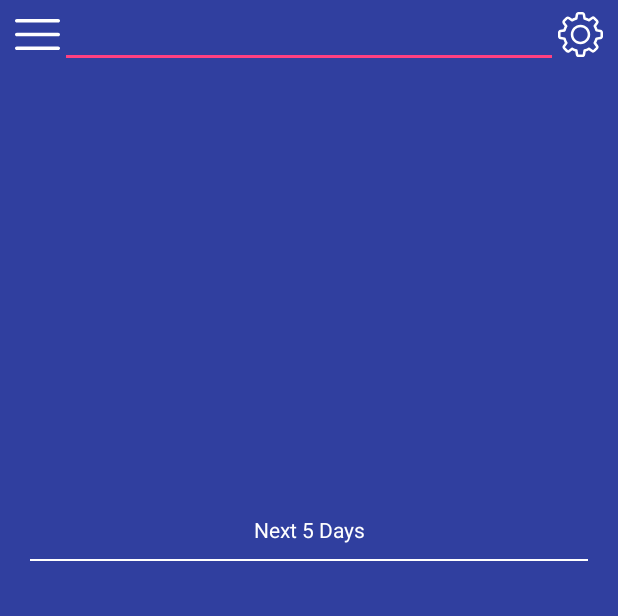
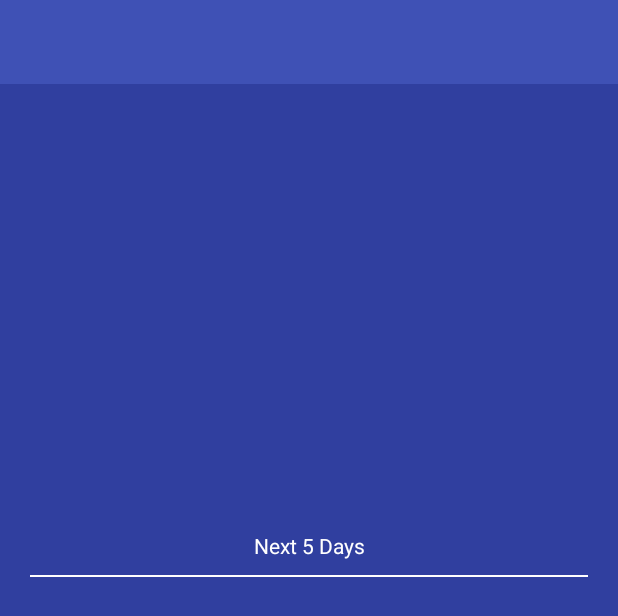
Before and after one commit to GalaxyLion/WeatherApp, an Android app: the layout activity_main.xml on its own in the app's theme, with its tools: preview values and no code run, on a phone screen of 412 x 824 dp. Shown: the top 616 px of the screen. Run offline under Robolectric (Android 15) with nearby library versions, the phone set to English and light mode, and no system bars.

```diff
--- a/app/src/main/res/drawable/ic_menu.xml
+++ b/app/src/main/res/drawable/ic_menu.xml
@@ -1,15 +1,9 @@
 <vector xmlns:android="http://schemas.android.com/apk/res/android"
-    android:width="512dp"
-    android:height="512dp"
-    android:viewportWidth="512"
-    android:viewportHeight="512">
+    android:width="24dp"
+    android:height="24dp"
+    android:viewportWidth="24"
+    android:viewportHeight="24">
   <path
-      android:pathData="M491.318,235.318H20.682C9.26,235.318 0,244.577 0,256s9.26,20.682 20.682,20.682h470.636c11.423,0 20.682,-9.259 20.682,-20.682C512,244.578 502.741,235.318 491.318,235.318z"
-      android:fillColor="#FFFFFF"/>
-  <path
-      android:pathData="M491.318,78.439H20.682C9.26,78.439 0,87.699 0,99.121c0,11.422 9.26,20.682 20.682,20.682h470.636c11.423,0 20.682,-9.26 20.682,-20.682C512,87.699 502.741,78.439 491.318,78.439z"
-      android:fillColor="#FFFFFF"/>
-  <path
-      android:pathData="M491.318,392.197H20.682C9.26,392.197 0,401.456 0,412.879s9.26,20.682 20.682,20.682h470.636c11.423,0 20.682,-9.259 20.682,-20.682S502.741,392.197 491.318,392.197z"
-      android:fillColor="#FFFFFF"/>
+      android:fillColor="#FFFFFF"
+      android:pathData="M3,18h18v-2L3,16v2zM3,13h18v-2L3,11v2zM3,6v2h18L21,6L3,6z"/>
 </vector>
--- a/app/src/main/res/layout/activity_main.xml
+++ b/app/src/main/res/layout/activity_main.xml
@@ -13,56 +13,16 @@
         android:background="@color/colorPrimaryDark"
         tools:context=".WeatherActivity">
 
-        <FrameLayout
-            android:id="@+id/menu_btn"
-            android:layout_width="0dp"
-            android:layout_height="wrap_content"
-            app:layout_constraintBottom_toBottomOf="@id/search"
-            app:layout_constraintEnd_toStartOf="@id/search"
-            app:layout_constraintTop_toTopOf="parent">
+        <include
+            android:id="@+id/toolbar"
+            layout="@layout/toolbar" />
 
-            <ImageView
-                android:id="@+id/menu_icon"
-                android:layout_width="30dp"
-                android:layout_height="30dp"
-                android:src="@drawable/ic_menu" />
-
-        </FrameLayout>
-
-        <EditText
-            android:id="@+id/search"
-            android:layout_width="0dp"
-            android:layout_height="wrap_content"
-            android:layout_marginEnd="40dp"
-            android:layout_marginStart="40dp"
-            android:inputType="text"
-            android:maxLines="1"
-            android:textColor="@color/colorWhite"
-            app:layout_constraintEnd_toEndOf="parent"
-            app:layout_constraintStart_toStartOf="parent"
-            app:layout_constraintTop_toTopOf="parent" />
-
-        <FrameLayout
-            android:id="@+id/settings_btn"
-            android:layout_width="0dp"
-            android:layout_height="wrap_content"
-            app:layout_constraintBottom_toBottomOf="@id/search"
-            app:layout_constraintStart_toEndOf="@id/search"
-            app:layout_constraintTop_toTopOf="parent">
-
-            <ImageView
-                android:id="@+id/settings_icon"
-                android:layout_width="30dp"
-                android:layout_height="30dp"
-                android:src="@drawable/ic_settings" />
-
-        </FrameLayout>
 
         <android.support.constraint.ConstraintLayout
             android:id="@+id/search_result"
             android:layout_width="match_parent"
             android:layout_height="wrap_content"
-            app:layout_constraintTop_toBottomOf="@+id/search">
+            app:layout_constraintTop_toBottomOf="@+id/toolbar">
 
             <ImageView
                 android:id="@+id/image_weather"
@@ -239,28 +199,41 @@
 
     <android.support.design.widget.NavigationView
         android:id="@+id/navigation_view"
-        android:layout_width="300dp"
+        android:layout_width="wrap_content"
         android:layout_height="match_parent"
         android:layout_gravity="start"
         android:background="@color/colorDarkSlateGray">
 
+        <android.support.constraint.ConstraintLayout
+            android:layout_width="match_parent"
+            android:layout_height="match_parent">
 
             <android.support.v7.widget.RecyclerView
                 android:id="@+id/cities"
-            android:layout_width="match_parent"
-            android:layout_height="match_parent"
+                android:layout_width="0dp"
+                android:layout_height="0dp"
                 android:scrollbars="vertical"
-            app:layout_constraintBottom_toTopOf="@+id/add_location_btn" />
+                app:layout_constraintBottom_toTopOf="@id/add_location_btn"
+                app:layout_constraintStart_toStartOf="parent"
+                app:layout_constraintEnd_toEndOf="parent"
+                app:layout_constraintTop_toTopOf="parent"
+                android:clipToPadding="false"
+                android:padding="@dimen/item_offset"
+                />
+
 
             <FrameLayout
                 android:id="@+id/add_location_btn"
                 android:layout_width="match_parent"
                 android:layout_height="wrap_content"
-            android:layout_gravity="bottom"
                 android:layout_marginBottom="8dp"
                 android:layout_marginEnd="8dp"
                 android:layout_marginStart="8dp"
                 android:background="@drawable/add_city_btn"
+                app:layout_constraintStart_toStartOf="parent"
+                app:layout_constraintEnd_toEndOf="parent"
+                app:layout_constraintBottom_toBottomOf="parent"
+
                 android:padding="10dp">
 
                 <TextView
@@ -269,10 +242,10 @@
                     android:layout_gravity="center"
                     android:text="@string/add_location"
                     android:textColor="@color/colorWhite"
-                android:textSize="24sp" />
+                    android:textSize="18sp" />
 
             </FrameLayout>
-
+        </android.support.constraint.ConstraintLayout>
     </android.support.design.widget.NavigationView>
 
     <FrameLayout
--- a/app/src/main/res/layout/base_modal_message.xml
+++ b/app/src/main/res/layout/base_modal_message.xml
@@ -6,7 +6,7 @@
     android:clickable="true">
 
     <FrameLayout
-        android:layout_width="300dp"
+        android:layout_width="wrap_content"
         android:layout_height="wrap_content"
         android:background="@drawable/login_modal_msg_bg"
         android:orientation="vertical"
--- /dev/null
+++ b/app/src/main/res/layout/toolbar.xml
@@ -0,0 +1,6 @@
+<android.support.v7.widget.Toolbar
+    xmlns:android="http://schemas.android.com/apk/res/android"
+    android:layout_width="match_parent"
+    android:layout_height="wrap_content"
+    android:background="?attr/colorPrimary"
+    android:minHeight="?attr/actionBarSize" />
--- /dev/null
+++ b/app/src/main/res/values/dimen.xml
@@ -0,0 +1,4 @@
+<?xml version="1.0" encoding="utf-8"?>
+<resources>
+    <dimen name="item_offset">5dp</dimen>
+</resources>
--- a/app/src/main/res/values/strings.xml
+++ b/app/src/main/res/values/strings.xml
@@ -16,4 +16,5 @@
     <string name="add_new_location">ADD NEW LOCATION</string>
     <string name="add">ADD</string>
     <string name="cancel">CANCEL</string>
+    <string name="not_exist_city">City does not exist</string>
 </resources>
```
Also changed, not shown: app/src/main/java/com/example/galax/weatherapp/screen/weather/WeatherAdapter.java (+6 -10 lines), app/src/main/java/com/example/galax/weatherapp/screen/weather/WeatherContract.java (+9 -4 lines), app/src/main/java/com/example/galax/weatherapp/screen/weather/WeatherPresenter.java (+77 -45 lines), app/src/main/java/com/example/galax/weatherapp/screen/weather/WeatherView.java (+75 -21 lines), app/src/main/java/com/example/galax/weatherapp/ui/ItemDecorator.java (added, +28 -0 lines), app/src/main/res/layout/city_item.xml (+47 -20 lines), app/src/main/res/menu/main_menu.xml (added, +13 -0 lines), 2 other files. Lines whose indentation alone changed are shown as unchanged.
